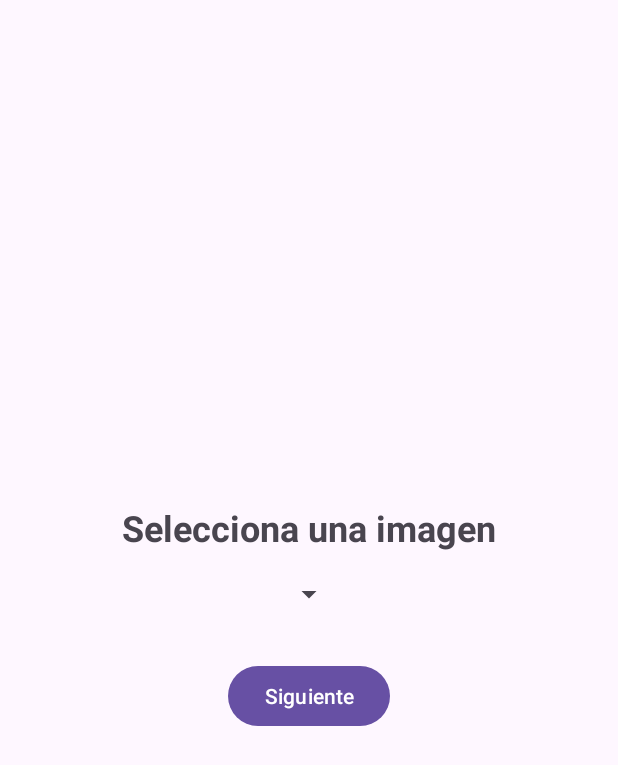
After one commit to mary1508/Programacion-de-Dispositivos-M-viles, an Android app: the layout fragment_seleccion_imagen.xml on its own in the app's theme, with its tools: preview values and no code run, on a phone screen of 412 x 824 dp. The commit adds this screen. Shown: the top 765 px of the screen. Run offline under Robolectric (Android 15) with nearby library versions, the phone set to English and light mode, and no system bars.

Commit message:
implementando interfaces de loa fragments, para el manejo del spinner y mostrar la imagen

```diff
--- a/Practica04/ejercicio1/app/src/main/java/com/example/ejercicio01practica4/MainActivity.kt
+++ b/Practica04/ejercicio1/app/src/main/java/com/example/ejercicio01practica4/MainActivity.kt
@@ -2,9 +2,9 @@ package com.example.ejercicio01practica4
 
 /*
 Descripción: Actividad principal que coordina los fragmentos para seleccionar y mostrar imágenes.
-Autor: [Tu Nombre]
-Fecha creación: [Fecha de Creación]
-Fecha última modificación: [Fecha de Modificación]
+Autor: Marycielo Guadalupe Bedoya Pinto
+Fecha creación: 02/10/2024
+Fecha última modificación: 02/10/2024
 */
 import android.os.Bundle
 import androidx.appcompat.app.AppCompatActivity
--- /dev/null
+++ b/Practica04/ejercicio1/app/src/main/res/layout/fragment_seleccion_imagen.xml
@@ -0,0 +1,33 @@
+<?xml version="1.0" encoding="utf-8"?>
+<LinearLayout
+    xmlns:android="http://schemas.android.com/apk/res/android"
+    android:layout_width="match_parent"
+    android:layout_height="match_parent"
+    android:orientation="vertical"
+    android:padding="16dp"
+    android:gravity="center">
+
+    <TextView
+        android:id="@+id/txt_titulo"
+        android:layout_width="wrap_content"
+        android:layout_height="wrap_content"
+        android:text="@string/spinner_prompt"
+        android:textSize="24sp"
+        android:layout_gravity="center_horizontal"
+        android:textStyle="bold"/>
+
+    <Spinner
+        android:id="@+id/spinner_audios"
+        android:layout_width="wrap_content"
+        android:layout_height="wrap_content"
+        android:layout_marginTop="16dp"
+        android:layout_marginBottom="16dp" />
+
+    <Button
+        android:id="@+id/btn_seleccionar"
+        android:layout_width="wrap_content"
+        android:layout_height="wrap_content"
+        android:text="@string/btn_next"
+        android:layout_gravity="center_horizontal"
+        android:layout_marginTop="16dp" />
+</LinearLayout>
```
Also changed, not shown: Practica04/ejercicio1/app/src/main/res/layout/fragment_mostrar_imagen.xml (added, +22 -0 lines).
